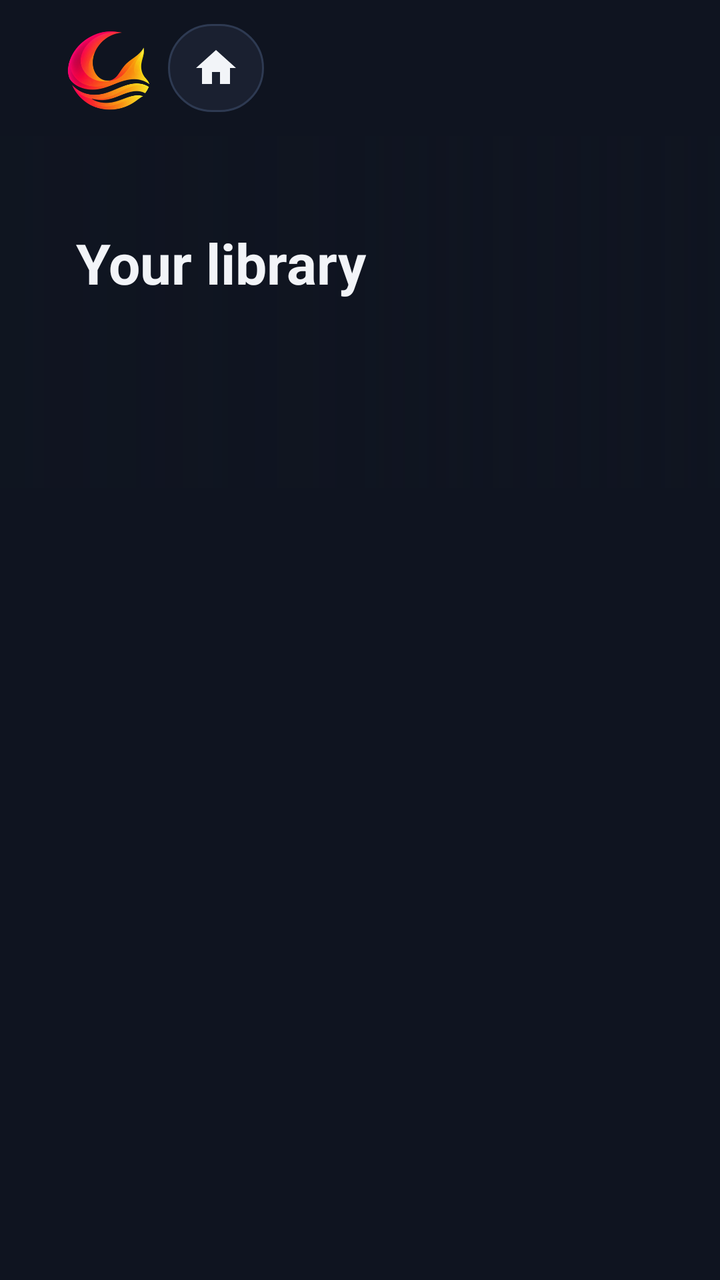
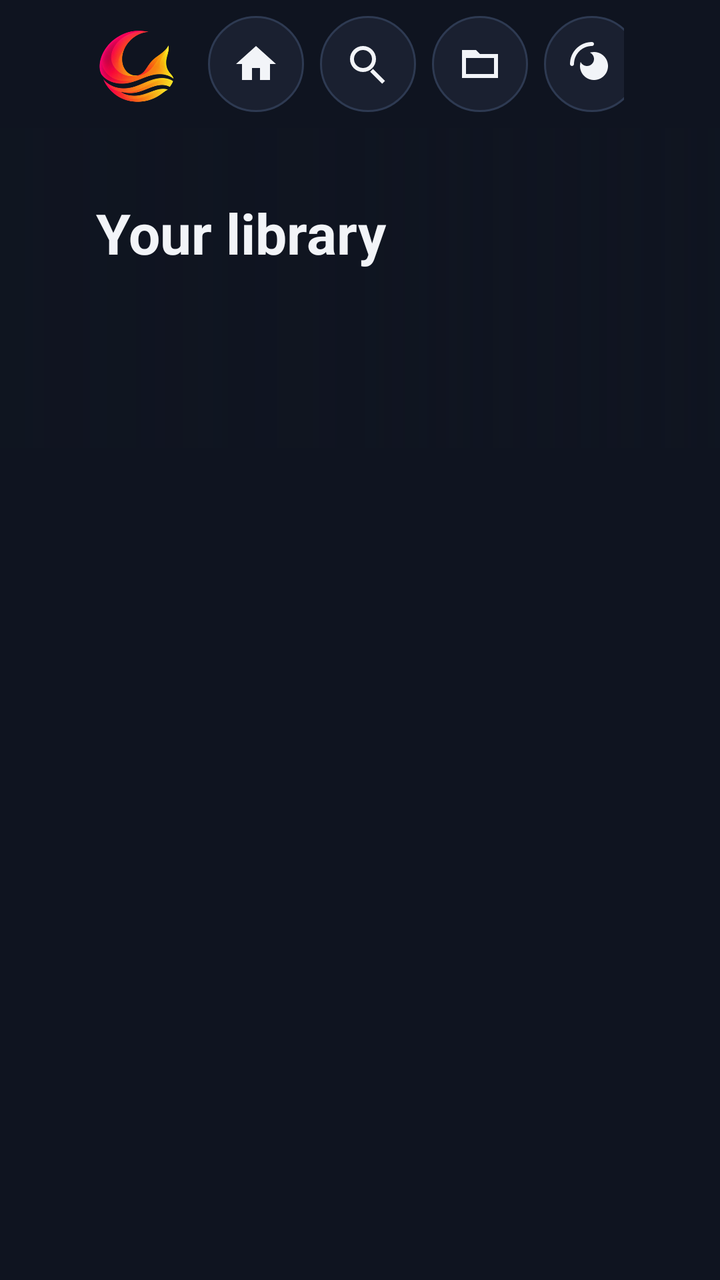

Screens rendered from an Android XML layout before and after an edit, with the pre-edit source and the edit as a unified diff.
<!-- AndroidManifest.xml: application theme Theme.Firefin -->
<!-- res/layout/activity_home.xml -->
<?xml version="1.0" encoding="utf-8"?>
<LinearLayout xmlns:android="http://schemas.android.com/apk/res/android" xmlns:app="http://schemas.android.com/apk/res-auto" android:layout_width="match_parent" android:layout_height="match_parent" android:orientation="vertical">
<LinearLayout android:id="@+id/toolbar" android:layout_width="match_parent" android:layout_height="68dp" android:gravity="center_vertical" android:paddingStart="32dp" android:paddingEnd="32dp">
<ImageView android:layout_width="44dp" android:layout_height="44dp" android:src="@drawable/firefin_mark" android:contentDescription="@string/app_name" android:scaleType="fitCenter" android:layout_marginEnd="8dp"/>
<ImageButton android:id="@+id/homeButton" android:layout_width="48dp" android:layout_height="44dp" android:background="@drawable/button_background" android:contentDescription="@string/home" app:tint="@color/button_text" android:focusable="true" android:src="@drawable/ic_home" android:nextFocusLeft="@id/homeButton" android:nextFocusRight="@id/searchButton"/>
<HorizontalScrollView android:layout_width="0dp" android:layout_height="56dp" android:layout_weight="1" android:fillViewport="false" android:scrollbars="none">
<LinearLayout android:layout_width="wrap_content" android:layout_height="match_parent" android:gravity="center_vertical">
<ImageButton android:id="@+id/searchButton" android:contentDescription="@string/search" app:tint="@color/button_text" android:src="@drawable/ic_search" android:background="@drawable/button_background" android:focusable="true" android:layout_width="48dp" android:layout_height="44dp" android:layout_marginStart="8dp" android:nextFocusLeft="@id/homeButton" android:nextFocusRight="@id/libraryButton"/>
<ImageButton android:id="@+id/libraryButton" android:layout_width="48dp" android:background="@drawable/button_background" android:contentDescription="@string/libraries" app:tint="@color/button_text" android:src="@drawable/ic_library" android:focusable="true" android:layout_height="44dp" android:layout_marginStart="8dp" android:nextFocusLeft="@id/searchButton" android:nextFocusRight="@id/mediaRequestsButton"/>
<ImageButton android:id="@+id/mediaRequestsButton" android:layout_width="48dp" android:background="@drawable/button_background" android:contentDescription="@string/media_requests" app:tint="@color/button_text" android:src="@drawable/ic_requests" android:focusable="true" android:layout_height="44dp" android:layout_marginStart="8dp" android:nextFocusLeft="@id/libraryButton" android:nextFocusRight="@id/randomButton"/>
<ImageButton android:id="@+id/randomButton" android:layout_width="48dp" android:background="@drawable/button_background" android:contentDescription="@string/random_playback" app:tint="@color/button_text" android:src="@drawable/ic_shuffle" android:focusable="true" android:layout_height="44dp" android:layout_marginStart="8dp" android:nextFocusLeft="@id/mediaRequestsButton" android:nextFocusRight="@id/favoritesButton"/>
<ImageButton android:id="@+id/favoritesButton" android:layout_width="48dp" android:background="@drawable/button_background" android:contentDescription="@string/favorites" app:tint="@color/button_text" android:src="@drawable/ic_star" android:focusable="true" android:layout_height="44dp" android:layout_marginStart="8dp" android:nextFocusLeft="@id/randomButton" android:nextFocusRight="@id/settingsButton"/>
<ImageButton android:id="@+id/settingsButton" android:layout_width="48dp" android:background="@drawable/button_background" android:contentDescription="@string/settings" app:tint="@color/button_text" android:src="@drawable/ic_settings" android:focusable="true" android:layout_height="44dp" android:layout_marginStart="8dp" android:nextFocusLeft="@id/favoritesButton" android:nextFocusRight="@id/settingsButton"/>
</LinearLayout></HorizontalScrollView>
<TextView android:id="@+id/toolbarActionLabel" android:layout_width="240dp" android:layout_height="wrap_content" android:layout_marginStart="12dp" android:gravity="end" android:maxLines="1" android:ellipsize="end" android:textColor="@color/text_secondary" android:textSize="14sp" android:focusable="false" android:importantForAccessibility="no" android:visibility="invisible"/>
<TextClock android:layout_width="64dp" android:layout_height="wrap_content" android:layout_marginStart="12dp" android:format24Hour="HH:mm" android:format12Hour="h:mm" android:textSize="18sp" android:gravity="end"/>
</LinearLayout>
<FrameLayout android:layout_width="match_parent" android:layout_height="176dp" android:layout_marginBottom="4dp">
<ImageView android:id="@+id/previewImage" android:layout_width="match_parent" android:layout_height="match_parent" android:scaleType="centerCrop"/>
<View android:layout_width="match_parent" android:layout_height="match_parent" android:background="@drawable/backdrop_scrim"/>
<LinearLayout android:layout_width="540dp" android:layout_height="match_parent" android:paddingStart="38dp" android:paddingEnd="24dp" android:gravity="center_vertical" android:orientation="vertical">
<TextView android:id="@+id/previewName" android:layout_width="match_parent" android:layout_height="wrap_content" android:text="@string/home_preview_default" android:textSize="28sp" android:textStyle="bold" android:maxLines="2"/>
<TextView android:id="@+id/previewMeta" android:layout_width="match_parent" android:layout_height="wrap_content" android:layout_marginTop="6dp" android:textColor="@color/text_secondary" android:textSize="13sp"/>
<TextView android:id="@+id/previewOverview" android:layout_width="match_parent" android:layout_height="wrap_content" android:layout_marginTop="8dp" android:maxLines="3" android:ellipsize="end" android:textSize="13sp"/>
</LinearLayout></FrameLayout>
<FrameLayout android:layout_width="match_parent" android:layout_height="0dp" android:layout_weight="1">
<androidx.recyclerview.widget.RecyclerView android:id="@+id/rows" android:layout_width="match_parent" android:layout_height="match_parent" android:clipToPadding="false" android:paddingBottom="20dp"/>
<ProgressBar android:id="@+id/progress" android:layout_width="wrap_content" android:layout_height="wrap_content" android:layout_gravity="center" android:visibility="gone"/>
<LinearLayout android:layout_width="wrap_content" android:layout_height="wrap_content" android:layout_gravity="center" android:orientation="vertical" android:gravity="center_horizontal">
<TextView android:id="@+id/empty" android:layout_width="wrap_content" android:layout_height="wrap_content" android:visibility="gone"/>
<Button android:id="@+id/retryButton" android:layout_width="wrap_content" android:layout_height="wrap_content" android:layout_marginTop="12dp" android:text="@string/reload" android:visibility="gone"/>
</LinearLayout>
</FrameLayout></LinearLayout>
<!-- resources referenced by this layout -->
<resources>
  <color name="text_secondary">#AEB6C4</color>
  <!-- drawable backdrop_scrim (drawable) -->
  <?xml version="1.0" encoding="utf-8"?>
  <shape xmlns:android="http://schemas.android.com/apk/res/android"><gradient android:angle="0" android:startColor="#F20F1420" android:centerColor="#C00F1420" android:endColor="#550F1420"/></shape>
  <!-- drawable ic_home (drawable) -->
  <vector xmlns:android="http://schemas.android.com/apk/res/android" android:width="24dp" android:height="24dp" android:viewportWidth="24" android:viewportHeight="24"><path android:fillColor="#FFFFFFFF" android:pathData="M10,20v-6h4v6h5v-8h3L12,3 2,12h3v8z"/></vector>
  <!-- drawable ic_library (drawable) -->
  <vector xmlns:android="http://schemas.android.com/apk/res/android" android:width="24dp" android:height="24dp" android:viewportWidth="24" android:viewportHeight="24"><path android:fillColor="#FFFFFFFF" android:pathData="M3,5h7l2,2h9v12H3zM5,9v8h14V9z"/></vector>
  <!-- drawable ic_star (drawable) -->
  <vector xmlns:android="http://schemas.android.com/apk/res/android" android:width="24dp" android:height="24dp" android:viewportWidth="24" android:viewportHeight="24"><path android:fillColor="#FFFFFFFF" android:pathData="M12,2l3.1,6.3 6.9,1 -5,4.9 1.2,6.8L12,17.8 5.8,21l1.2,-6.8 -5,-4.9 6.9,-1z"/></vector>
  <string name="app_name">Firefin</string>
  <string name="favorites">Favorites</string>
  <string name="home">Home</string>
  <string name="home_preview_default">Your library</string>
  <string name="libraries">Libraries</string>
  <string name="media_requests">Media requests</string>
  <string name="random_playback">Play random</string>
  <string name="reload">Reload</string>
  <string name="search">Search</string>
  <string name="settings">Settings</string>
  <color name="surface">#1A2030</color>
  <color name="accent">#00A4DC</color>
  <color name="accent_dark">#007EA8</color>
  <color name="outline">#2E3A52</color>
  <color name="background">#0F1420</color>
  <color name="text_primary">#F2F4F8</color>
  <style name="Firefin.Text" parent="Widget.AppCompat.TextView">
          <item name="android:textColor">@color/text_primary</item>
          <item name="android:textSize">@dimen/text_body</item>
      </style>
  <dimen name="text_body">18sp</dimen>
  <dimen name="text_label">16sp</dimen>
  <dimen name="control_height">48dp</dimen>
  <dimen name="space_l">24dp</dimen>
  <color name="text_muted">#7D8699</color>
  <dimen name="input_height">52dp</dimen>
  <dimen name="space_m">16dp</dimen>
  <color name="surface_focus">#243049</color>
  <dimen name="focus_stroke">3dp</dimen>
  <dimen name="corner_radius">6dp</dimen>
  <!-- unchanged entries left out for length: 13 -->
</resources>

<!-- the commit's change to res/layout/activity_home.xml (unified diff, before → after) -->
@@ -1,33 +1,209 @@
 <?xml version="1.0" encoding="utf-8"?>
-<LinearLayout xmlns:android="http://schemas.android.com/apk/res/android" xmlns:app="http://schemas.android.com/apk/res-auto" android:layout_width="match_parent" android:layout_height="match_parent" android:orientation="vertical">
-<LinearLayout android:id="@+id/toolbar" android:layout_width="match_parent" android:layout_height="68dp" android:gravity="center_vertical" android:paddingStart="32dp" android:paddingEnd="32dp">
-<ImageView android:layout_width="44dp" android:layout_height="44dp" android:src="@drawable/firefin_mark" android:contentDescription="@string/app_name" android:scaleType="fitCenter" android:layout_marginEnd="8dp"/>
-<ImageButton android:id="@+id/homeButton" android:layout_width="48dp" android:layout_height="44dp" android:background="@drawable/button_background" android:contentDescription="@string/home" app:tint="@color/button_text" android:focusable="true" android:src="@drawable/ic_home" android:nextFocusLeft="@id/homeButton" android:nextFocusRight="@id/searchButton"/>
-<HorizontalScrollView android:layout_width="0dp" android:layout_height="56dp" android:layout_weight="1" android:fillViewport="false" android:scrollbars="none">
-<LinearLayout android:layout_width="wrap_content" android:layout_height="match_parent" android:gravity="center_vertical">
-<ImageButton android:id="@+id/searchButton" android:contentDescription="@string/search" app:tint="@color/button_text" android:src="@drawable/ic_search" android:background="@drawable/button_background" android:focusable="true" android:layout_width="48dp" android:layout_height="44dp" android:layout_marginStart="8dp" android:nextFocusLeft="@id/homeButton" android:nextFocusRight="@id/libraryButton"/>
-<ImageButton android:id="@+id/libraryButton" android:layout_width="48dp" android:background="@drawable/button_background" android:contentDescription="@string/libraries" app:tint="@color/button_text" android:src="@drawable/ic_library" android:focusable="true" android:layout_height="44dp" android:layout_marginStart="8dp" android:nextFocusLeft="@id/searchButton" android:nextFocusRight="@id/mediaRequestsButton"/>
-<ImageButton android:id="@+id/mediaRequestsButton" android:layout_width="48dp" android:background="@drawable/button_background" android:contentDescription="@string/media_requests" app:tint="@color/button_text" android:src="@drawable/ic_requests" android:focusable="true" android:layout_height="44dp" android:layout_marginStart="8dp" android:nextFocusLeft="@id/libraryButton" android:nextFocusRight="@id/randomButton"/>
-<ImageButton android:id="@+id/randomButton" android:layout_width="48dp" android:background="@drawable/button_background" android:contentDescription="@string/random_playback" app:tint="@color/button_text" android:src="@drawable/ic_shuffle" android:focusable="true" android:layout_height="44dp" android:layout_marginStart="8dp" android:nextFocusLeft="@id/mediaRequestsButton" android:nextFocusRight="@id/favoritesButton"/>
-<ImageButton android:id="@+id/favoritesButton" android:layout_width="48dp" android:background="@drawable/button_background" android:contentDescription="@string/favorites" app:tint="@color/button_text" android:src="@drawable/ic_star" android:focusable="true" android:layout_height="44dp" android:layout_marginStart="8dp" android:nextFocusLeft="@id/randomButton" android:nextFocusRight="@id/settingsButton"/>
-<ImageButton android:id="@+id/settingsButton" android:layout_width="48dp" android:background="@drawable/button_background" android:contentDescription="@string/settings" app:tint="@color/button_text" android:src="@drawable/ic_settings" android:focusable="true" android:layout_height="44dp" android:layout_marginStart="8dp" android:nextFocusLeft="@id/favoritesButton" android:nextFocusRight="@id/settingsButton"/>
-</LinearLayout></HorizontalScrollView>
-<TextView android:id="@+id/toolbarActionLabel" android:layout_width="240dp" android:layout_height="wrap_content" android:layout_marginStart="12dp" android:gravity="end" android:maxLines="1" android:ellipsize="end" android:textColor="@color/text_secondary" android:textSize="14sp" android:focusable="false" android:importantForAccessibility="no" android:visibility="invisible"/>
-<TextClock android:layout_width="64dp" android:layout_height="wrap_content" android:layout_marginStart="12dp" android:format24Hour="HH:mm" android:format12Hour="h:mm" android:textSize="18sp" android:gravity="end"/>
+<LinearLayout xmlns:android="http://schemas.android.com/apk/res/android"
+    android:layout_width="match_parent"
+    android:layout_height="match_parent"
+    android:orientation="vertical">
+
+    <LinearLayout
+        android:id="@+id/toolbar"
+        android:layout_width="match_parent"
+        android:layout_height="64dp"
+        android:gravity="center_vertical"
+        android:orientation="horizontal"
+        android:paddingLeft="@dimen/page_margin"
+        android:paddingRight="@dimen/page_margin">
+
+        <ImageView
+            android:layout_width="40dp"
+            android:layout_height="40dp"
+            android:layout_marginRight="@dimen/space_m"
+            android:contentDescription="@string/app_name"
+            android:scaleType="fitCenter"
+            android:src="@drawable/firefin_mark" />
+
+        <ImageButton
+            android:id="@+id/homeButton"
+            style="@style/Firefin.IconButton"
+            android:contentDescription="@string/home"
+            android:nextFocusLeft="@id/homeButton"
+            android:nextFocusRight="@id/searchButton"
+            android:src="@drawable/ic_home" />
+
+        <ImageButton
+            android:id="@+id/searchButton"
+            style="@style/Firefin.IconButton"
+            android:layout_marginLeft="@dimen/space_s"
+            android:contentDescription="@string/search"
+            android:nextFocusLeft="@id/homeButton"
+            android:nextFocusRight="@id/libraryButton"
+            android:src="@drawable/ic_search" />
+
+        <ImageButton
+            android:id="@+id/libraryButton"
+            style="@style/Firefin.IconButton"
+            android:layout_marginLeft="@dimen/space_s"
+            android:contentDescription="@string/libraries"
+            android:nextFocusLeft="@id/searchButton"
+            android:nextFocusRight="@id/mediaRequestsButton"
+            android:src="@drawable/ic_library" />
+
+        <ImageButton
+            android:id="@+id/mediaRequestsButton"
+            style="@style/Firefin.IconButton"
+            android:layout_marginLeft="@dimen/space_s"
+            android:contentDescription="@string/media_requests"
+            android:nextFocusLeft="@id/libraryButton"
+            android:nextFocusRight="@id/randomButton"
+            android:src="@drawable/ic_requests" />
+
+        <ImageButton
+            android:id="@+id/randomButton"
+            style="@style/Firefin.IconButton"
+            android:layout_marginLeft="@dimen/space_s"
+            android:contentDescription="@string/random_playback"
+            android:nextFocusLeft="@id/mediaRequestsButton"
+            android:nextFocusRight="@id/favoritesButton"
+            android:src="@drawable/ic_shuffle" />
+
+        <ImageButton
+            android:id="@+id/favoritesButton"
+            style="@style/Firefin.IconButton"
+            android:layout_marginLeft="@dimen/space_s"
+            android:contentDescription="@string/favorites"
+            android:nextFocusLeft="@id/randomButton"
+            android:nextFocusRight="@id/settingsButton"
+            android:src="@drawable/ic_star" />
+
+        <ImageButton
+            android:id="@+id/settingsButton"
+            style="@style/Firefin.IconButton"
+            android:layout_marginLeft="@dimen/space_s"
+            android:contentDescription="@string/settings"
+            android:nextFocusLeft="@id/favoritesButton"
+            android:nextFocusRight="@id/settingsButton"
+            android:src="@drawable/ic_settings" />
+
+        <TextView
+            android:id="@+id/toolbarActionLabel"
+            style="@style/Firefin.Text.Label"
+            android:layout_width="0dp"
+            android:layout_height="wrap_content"
+            android:layout_marginLeft="@dimen/space_m"
+            android:layout_weight="1"
+            android:ellipsize="end"
+            android:gravity="right"
+            android:importantForAccessibility="no"
+            android:maxLines="1"
+            android:visibility="invisible" />
+
+        <TextClock
+            style="@style/Firefin.Text.Body"
+            android:layout_width="wrap_content"
+            android:layout_height="wrap_content"
+            android:layout_marginLeft="@dimen/space_m"
+            android:format12Hour="h:mm"
+            android:format24Hour="HH:mm" />
+    </LinearLayout>
+
+    <FrameLayout
+        android:layout_width="match_parent"
+        android:layout_height="@dimen/preview_height">
+
+        <ImageView
+            android:id="@+id/previewImage"
+            android:layout_width="match_parent"
+            android:layout_height="match_parent"
+            android:importantForAccessibility="no"
+            android:scaleType="centerCrop" />
+
+        <View
+            android:layout_width="match_parent"
+            android:layout_height="match_parent"
+            android:background="@drawable/backdrop_scrim" />
+
+        <LinearLayout
+            android:layout_width="600dp"
+            android:layout_height="match_parent"
+            android:gravity="center_vertical"
+            android:orientation="vertical"
+            android:paddingLeft="@dimen/page_margin"
+            android:paddingRight="@dimen/space_l">
+
+            <TextView
+                android:id="@+id/previewName"
+                style="@style/Firefin.Text.Title"
+                android:layout_width="match_parent"
+                android:layout_height="wrap_content"
+                android:ellipsize="end"
+                android:maxLines="1"
+                android:text="@string/home_preview_default" />
+
+            <TextView
+                android:id="@+id/previewMeta"
+                style="@style/Firefin.Text.Label"
+                android:layout_width="match_parent"
+                android:layout_height="wrap_content"
+                android:layout_marginTop="@dimen/space_xs" />
+
+            <TextView
+                android:id="@+id/previewOverview"
+                style="@style/Firefin.Text"
+                android:layout_width="match_parent"
+                android:layout_height="wrap_content"
+                android:layout_marginTop="@dimen/space_s"
+                android:ellipsize="end"
+                android:maxLines="3"
+                android:textSize="@dimen/text_label" />
+        </LinearLayout>
+    </FrameLayout>
+
+    <FrameLayout
+        android:layout_width="match_parent"
+        android:layout_height="0dp"
+        android:layout_weight="1">
+
+        <androidx.recyclerview.widget.RecyclerView
+            android:id="@+id/rows"
+            android:layout_width="match_parent"
+            android:layout_height="match_parent"
+            android:clipToPadding="false"
+            android:paddingBottom="@dimen/space_l" />
+
+        <ProgressBar
+            android:id="@+id/progress"
+            android:layout_width="wrap_content"
+            android:layout_height="wrap_content"
+            android:layout_gravity="center"
+            android:visibility="gone" />
+
+        <include layout="@layout/view_state" />
+    </FrameLayout>
 </LinearLayout>
-<FrameLayout android:layout_width="match_parent" android:layout_height="176dp" android:layout_marginBottom="4dp">
-<ImageView android:id="@+id/previewImage" android:layout_width="match_parent" android:layout_height="match_parent" android:scaleType="centerCrop"/>
-<View android:layout_width="match_parent" android:layout_height="match_parent" android:background="@drawable/backdrop_scrim"/>
-<LinearLayout android:layout_width="540dp" android:layout_height="match_parent" android:paddingStart="38dp" android:paddingEnd="24dp" android:gravity="center_vertical" android:orientation="vertical">
-<TextView android:id="@+id/previewName" android:layout_width="match_parent" android:layout_height="wrap_content" android:text="@string/home_preview_default" android:textSize="28sp" android:textStyle="bold" android:maxLines="2"/>
-<TextView android:id="@+id/previewMeta" android:layout_width="match_parent" android:layout_height="wrap_content" android:layout_marginTop="6dp" android:textColor="@color/text_secondary" android:textSize="13sp"/>
-<TextView android:id="@+id/previewOverview" android:layout_width="match_parent" android:layout_height="wrap_content" android:layout_marginTop="8dp" android:maxLines="3" android:ellipsize="end" android:textSize="13sp"/>
-</LinearLayout></FrameLayout>
-<FrameLayout android:layout_width="match_parent" android:layout_height="0dp" android:layout_weight="1">
-<androidx.recyclerview.widget.RecyclerView android:id="@+id/rows" android:layout_width="match_parent" android:layout_height="match_parent" android:clipToPadding="false" android:paddingBottom="20dp"/>
-<ProgressBar android:id="@+id/progress" android:layout_width="wrap_content" android:layout_height="wrap_content" android:layout_gravity="center" android:visibility="gone"/>
-<LinearLayout android:layout_width="wrap_content" android:layout_height="wrap_content" android:layout_gravity="center" android:orientation="vertical" android:gravity="center_horizontal">
-<TextView android:id="@+id/empty" android:layout_width="wrap_content" android:layout_height="wrap_content" android:visibility="gone"/>
-<Button android:id="@+id/retryButton" android:layout_width="wrap_content" android:layout_height="wrap_content" android:layout_marginTop="12dp" android:text="@string/reload" android:visibility="gone"/>
+<!-- res/layout/view_state.xml (included above) -->
+<?xml version="1.0" encoding="utf-8"?>
+<LinearLayout xmlns:android="http://schemas.android.com/apk/res/android"
+    android:id="@+id/stateView"
+    android:layout_width="wrap_content"
+    android:layout_height="wrap_content"
+    android:layout_gravity="center"
+    android:gravity="center_horizontal"
+    android:orientation="vertical"
+    android:visibility="gone">
+
+    <TextView
+        android:id="@+id/stateText"
+        style="@style/Firefin.Text.Body"
+        android:layout_width="wrap_content"
+        android:layout_height="wrap_content"
+        android:gravity="center"
+        android:maxWidth="640dp"
+        android:textColor="@color/text_secondary" />
+
+    <Button
+        android:id="@+id/stateRetry"
+        android:layout_width="wrap_content"
+        android:layout_height="wrap_content"
+        android:layout_marginTop="@dimen/space_m"
+        android:text="@string/reload"
+        android:visibility="gone" />
 </LinearLayout>
-</FrameLayout></LinearLayout>
<!-- resource entries referenced after the edit -->
@@ -1,6 +1,8 @@
 <!-- resources referenced by this layout -->
 <resources>
   <color name="text_secondary">#AEB6C4</color>
+  <dimen name="page_margin">48dp</dimen>
+  <dimen name="preview_height">160dp</dimen>
   <!-- drawable backdrop_scrim (drawable) -->
   <?xml version="1.0" encoding="utf-8"?>
   <shape xmlns:android="http://schemas.android.com/apk/res/android"><gradient android:angle="0" android:startColor="#F20F1420" android:centerColor="#C00F1420" android:endColor="#550F1420"/></shape>
@@ -20,6 +22,14 @@
   <string name="reload">Reload</string>
   <string name="search">Search</string>
   <string name="settings">Settings</string>
+  <style name="Firefin.IconButton">
+          <item name="android:layout_width">@dimen/control_height</item>
+          <item name="android:layout_height">@dimen/control_height</item>
+          <item name="android:background">@drawable/button_background</item>
+          <item name="android:focusable">true</item>
+          <item name="android:scaleType">center</item>
+          <item name="tint">@color/button_text</item>
+      </style>
   <color name="surface">#1A2030</color>
   <color name="accent">#00A4DC</color>
   <color name="accent_dark">#007EA8</color>
@@ -30,13 +40,27 @@
           <item name="android:textColor">@color/text_primary</item>
           <item name="android:textSize">@dimen/text_body</item>
       </style>
+  <style name="Firefin.Text.Body">
+          <item name="android:lineSpacingExtra">@dimen/space_xs</item>
+      </style>
+  <style name="Firefin.Text.Label">
+          <item name="android:textSize">@dimen/text_label</item>
+          <item name="android:textColor">@color/text_secondary</item>
+      </style>
+  <style name="Firefin.Text.Title">
+          <item name="android:textSize">@dimen/text_title</item>
+          <item name="android:textStyle">bold</item>
+      </style>
   <dimen name="text_body">18sp</dimen>
+  <dimen name="text_title">28sp</dimen>
   <dimen name="text_label">16sp</dimen>
   <dimen name="control_height">48dp</dimen>
   <dimen name="space_l">24dp</dimen>
   <color name="text_muted">#7D8699</color>
   <dimen name="input_height">52dp</dimen>
   <dimen name="space_m">16dp</dimen>
+  <dimen name="space_s">8dp</dimen>
+  <dimen name="space_xs">4dp</dimen>
   <color name="surface_focus">#243049</color>
   <dimen name="focus_stroke">3dp</dimen>
   <dimen name="corner_radius">6dp</dimen>
